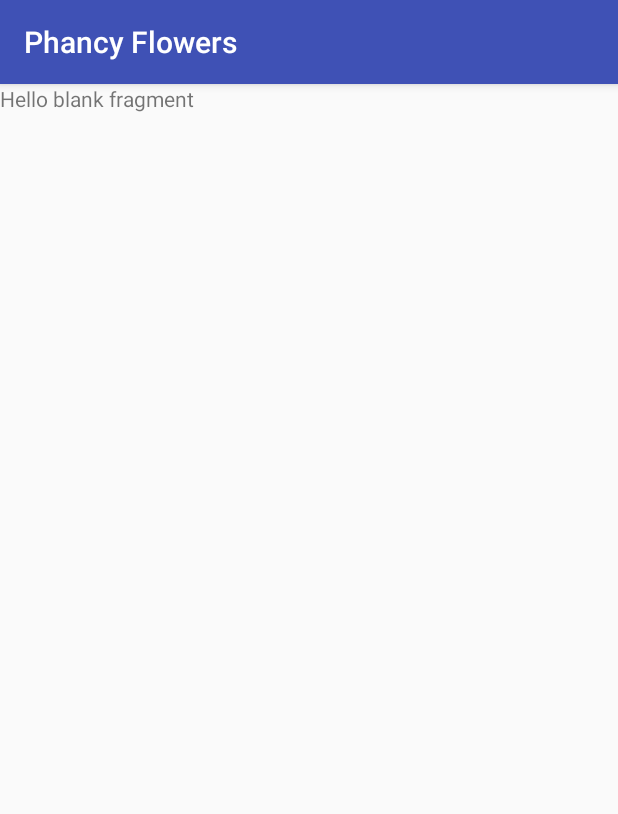
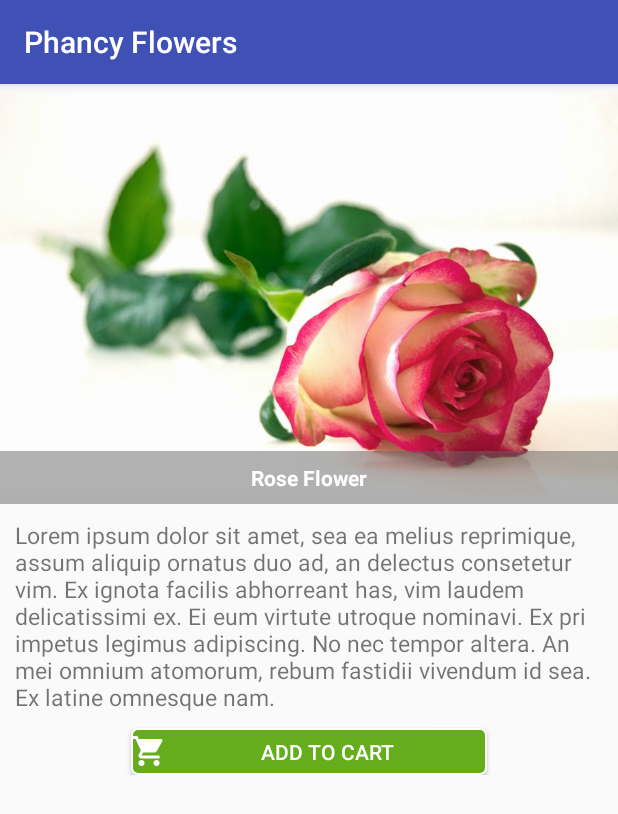
Before and after one commit to GathuaKiragu/PhancyFlowersAndroidApp, an Android app: the fragment ProductDetailFragment shown on its own in the app's theme, on a phone screen of 412 x 824 dp. Shown: the top 814 px of the screen. Run offline under Robolectric (Android 15) with nearby library versions, the phone set to English and light mode, and no system bars.

```diff
--- a/app/src/main/AndroidManifest.xml
+++ b/app/src/main/AndroidManifest.xml
@@ -18,7 +18,8 @@
         </activity>
         <activity android:name=".ui.LoginActivity" />
         <activity android:name=".ui.SignUpActivity" />
-        <activity android:name=".ui.ProductDetailActivity"></activity>
+        <activity android:name=".ui.ProductDetailActivity" />
+        <activity android:name=".ui.ProductListActivity"></activity>
     </application>
 
 </manifest>
--- a/app/src/main/java/com/example/kiragu/phancyflowers/ui/LoginActivity.java
+++ b/app/src/main/java/com/example/kiragu/phancyflowers/ui/LoginActivity.java
@@ -1,15 +1,33 @@
 package com.example.kiragu.phancyflowers.ui;
 
+import android.content.Intent;
 import android.support.v7.app.AppCompatActivity;
 import android.os.Bundle;
+import android.view.View;
+import android.widget.Button;
 
 import com.example.kiragu.phancyflowers.R;
 
-public class LoginActivity extends AppCompatActivity {
+import butterknife.Bind;
+import butterknife.ButterKnife;
+
+public class LoginActivity extends AppCompatActivity implements View.OnClickListener{
+    @Bind(R.id.loginButton1)
+    Button mLoginButton1;
 
     @Override
     protected void onCreate(Bundle savedInstanceState) {
         super.onCreate(savedInstanceState);
         setContentView(R.layout.activity_login);
+        ButterKnife.bind(this);
+    }
+
+    @Override
+    public void onClick(View view) {
+        if (view == mLoginButton1) {
+            Intent intent = new Intent(LoginActivity.this, ProductDetailFragment.class);
+            startActivity(intent);
+            finish();
+        }
     }
 }
--- a/app/src/main/java/com/example/kiragu/phancyflowers/ui/BlankFragment.java
+++ b/app/src/main/java/com/example/kiragu/phancyflowers/ui/ProductDetailFragment.java
@@ -12,10 +12,10 @@ import com.example.kiragu.phancyflowers.R;
 /**
  * A simple {@link Fragment} subclass.
  */
-public class BlankFragment extends Fragment {
+public class ProductDetailFragment extends Fragment {
 
 
-    public BlankFragment() {
+    public ProductDetailFragment() {
         // Required empty public constructor
     }
 
--- /dev/null
+++ b/app/src/main/java/com/example/kiragu/phancyflowers/ui/ProductListActivity.java
@@ -0,0 +1,15 @@
+package com.example.kiragu.phancyflowers.ui;
+
+import android.support.v7.app.AppCompatActivity;
+import android.os.Bundle;
+
+import com.example.kiragu.phancyflowers.R;
+
+public class ProductListActivity extends AppCompatActivity {
+
+    @Override
+    protected void onCreate(Bundle savedInstanceState) {
+        super.onCreate(savedInstanceState);
+        setContentView(R.layout.activity_product_list);
+    }
+}
--- a/app/src/main/res/layout/activity_login.xml
+++ b/app/src/main/res/layout/activity_login.xml
@@ -51,7 +51,7 @@
         android:inputType="textPassword" />
 
     <Button
-        android:id="@+id/loginButton"
+        android:id="@+id/loginButton1"
         android:layout_width="wrap_content"
         android:layout_height="wrap_content"
         android:layout_marginTop="45dp"
--- a/app/src/main/res/layout/activity_main.xml
+++ b/app/src/main/res/layout/activity_main.xml
@@ -3,7 +3,6 @@
     xmlns:tools="http://schemas.android.com/tools"
     xmlns:app="http://schemas.android.com/apk/res-auto"
     android:layout_width="match_parent"
-    android:theme="@style/AppTheme.NoActionBar"
     android:layout_height="match_parent"
     tools:context="com.example.kiragu.phancyflowers.MainActivity">
 
--- /dev/null
+++ b/app/src/main/res/layout/activity_product_list.xml
@@ -0,0 +1,9 @@
+<?xml version="1.0" encoding="utf-8"?>
+<android.support.constraint.ConstraintLayout xmlns:android="http://schemas.android.com/apk/res/android"
+    xmlns:app="http://schemas.android.com/apk/res-auto"
+    xmlns:tools="http://schemas.android.com/tools"
+    android:layout_width="match_parent"
+    android:layout_height="match_parent"
+    tools:context="com.example.kiragu.phancyflowers.ui.ProductListActivity">
+
+</android.support.constraint.ConstraintLayout>
--- a/app/src/main/res/layout/fragment_blank.xml
+++ b/app/src/main/res/layout/fragment_blank.xml
@@ -1,13 +1,67 @@
 <FrameLayout xmlns:android="http://schemas.android.com/apk/res/android"
-    xmlns:tools="http://schemas.android.com/tools"
     android:layout_width="match_parent"
-    android:layout_height="match_parent"
-    tools:context="com.example.kiragu.phancyflowers.ui.BlankFragment">
+    android:layout_height="wrap_content">
+    <LinearLayout xmlns:android="http://schemas.android.com/apk/res/android"
+        android:layout_width="fill_parent"
+        android:layout_height="fill_parent"
+        android:orientation="vertical" >
 
-    <!-- TODO: Update blank fragment layout -->
-    <TextView
-        android:layout_width="match_parent"
-        android:layout_height="match_parent"
-        android:text="@string/hello_blank_fragment" />
+        <RelativeLayout
+            android:layout_width="wrap_content"
+            android:layout_height="280dp"
+            android:gravity="center">
 
+            <ImageView
+                android:id="@+id/imgview"
+                android:layout_width="wrap_content"
+                android:layout_height="wrap_content"
+                android:src="@drawable/example"
+                android:layout_alignParentTop="true"
+                android:layout_alignParentLeft="true"
+                android:layout_alignParentStart="true" />
+
+            <RelativeLayout
+                android:layout_width="150dp"
+                android:layout_height="35dp"
+                android:layout_alignParentBottom="true"
+                android:layout_marginBottom="0dp"
+                android:background="#80666666"
+                android:layout_alignParentRight="true"
+                android:layout_alignParentEnd="true"
+                android:layout_alignParentLeft="true"
+                android:layout_alignParentStart="true">
+
+                <TextView
+                    android:id="@+id/text"
+                    android:layout_width="wrap_content"
+                    android:layout_height="wrap_content"
+                    android:layout_centerHorizontal="true"
+                    android:layout_centerVertical="true"
+                    android:text="Rose Flower"
+                    android:textColor="#FFFFFF"
+                    android:textStyle="bold"/>
+            </RelativeLayout>
+        </RelativeLayout>
+        <TextView
+            android:layout_width="match_parent"
+            android:layout_height="match_parent"
+            android:text="Lorem ipsum dolor sit amet, sea ea melius reprimique, assum aliquip ornatus duo ad, an delectus consetetur vim. Ex ignota facilis abhorreant has, vim laudem delicatissimi ex. Ei eum virtute utroque nominavi. Ex pri impetus legimus adipiscing.
+No nec tempor altera. An mei omnium atomorum, rebum fastidii vivendum id sea. Ex latine omnesque nam."
+            android:textSize="15sp"
+            android:padding="10sp"/>
+
+        <Button
+            android:id="@+id/AddToCart"
+            android:layout_width="237dp"
+            android:layout_height="31dp"
+            android:layout_alignParentBottom="true"
+            android:layout_alignParentLeft="true"
+            android:layout_alignParentStart="true"
+            android:background="@drawable/buttonshape"
+            android:gravity="center"
+            android:text="Add To Cart"
+            android:layout_gravity="center"
+            android:drawableLeft="@drawable/ic_shopping_cart_white_24dp"
+            android:textColor="@color/colorWhite" />
+    </LinearLayout>
 </FrameLayout>
--- a/app/src/main/res/values/colors.xml
+++ b/app/src/main/res/values/colors.xml
@@ -5,4 +5,5 @@
     <color name="colorAccent">#FF4081</color>
     <color name="colorWhite">#fff</color>
 <color name="colorBlack">#000</color>
+    <color name="colorGreen">#228B22</color>
 </resources>
```
Also changed, not shown: app/src/main/res/drawable-hdpi/ic_shopping_cart_white_24dp.png (added), app/src/main/res/drawable-mdpi/ic_shopping_cart_white_24dp.png (added), app/src/main/res/drawable-xhdpi/ic_shopping_cart_white_24dp.png (added), app/src/main/res/drawable-xxhdpi/ic_shopping_cart_white_24dp.png (added), app/src/main/res/drawable-xxxhdpi/ic_shopping_cart_white_24dp.png (added), app/src/main/res/drawable/example.jpeg (added).
